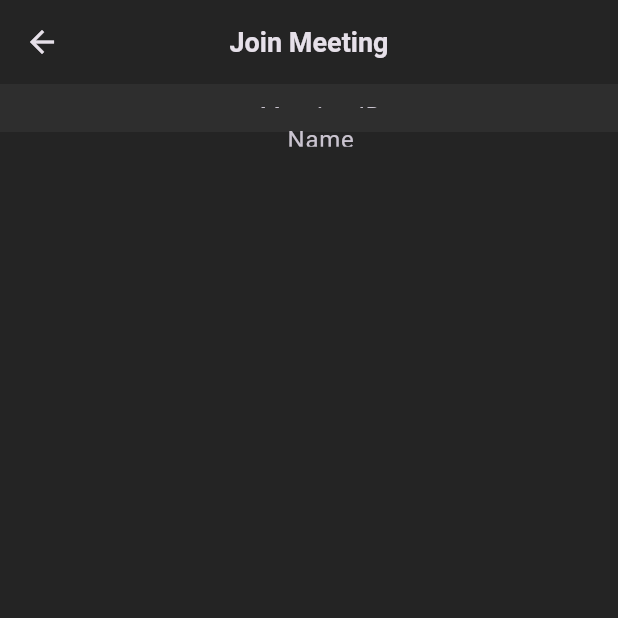
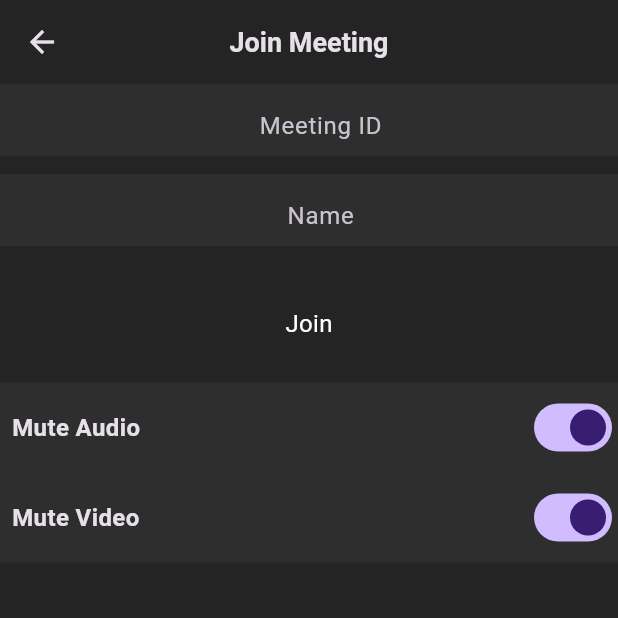
Before and after one commit to Adnanadu/zoom_clone, a Flutter app: the VideoCallPage screen opened by its route, on a phone screen of 412 x 824 dp, the top half of it. Run offline on Flutter 3.47's test engine with Material 3 defaults, Android fonts, the phone set to English and light mode, and no system bars; our stand-ins replace cloud_firestore, firebase_auth, firebase_core, flutter_hooks, google_sign_in; missing offline and left inert: jitsi_meet_flutter_sdk; accounts and stored records are empty.

Commit message:
added Muted audio and video Switches

```diff
--- a/lib/feature/homePage/view/pages/video_call_page.dart
+++ b/lib/feature/homePage/view/pages/video_call_page.dart
@@ -2,16 +2,38 @@ import 'package:flutter/material.dart';
 import 'package:flutter_hooks/flutter_hooks.dart';
 import 'package:zoom_clone/core/services/auth_services.dart';
 import 'package:zoom_clone/core/theme_data/colors.dart';
+import 'package:zoom_clone/feature/homePage/view/widgets/meeting_option_widget.dart';
 
 class VideoCallPage extends HookWidget {
   const VideoCallPage({super.key});
 
   @override
   Widget build(BuildContext context) {
+    //Controllers
     final AuthServices authServices = AuthServices();
     final TextEditingController meetinIdController = useTextEditingController();
     final TextEditingController nameController =
         useTextEditingController(text: authServices.user.displayName ?? 'user');
+
+    //states
+    final onAudioMute = useState<bool>(true);
+    final onVideoMute = useState<bool>(true);
+
+    ///Function
+    ///onAudioMute
+
+    isAudioMuted(bool val) {
+      onAudioMute.value = val;
+    }
+
+    ///onVideoMute
+    isVideoMuted(bool val) {
+      onVideoMute.value = val;
+    }
+
+    ///Join Meeting
+    joinMeeting() {}
+
     return Scaffold(
       appBar: AppBar(
         centerTitle: true,
@@ -25,7 +47,7 @@ class VideoCallPage extends HookWidget {
       body: Column(
         children: [
           SizedBox(
-            height: 16,
+            height: 60,
             child: TextField(
               controller: meetinIdController,
               maxLines: 1,
@@ -41,7 +63,7 @@ class VideoCallPage extends HookWidget {
             ),
           ),
           SizedBox(
-            height: 16,
+            height: 60,
             child: TextField(
               controller: nameController,
               maxLines: 1,
@@ -56,6 +78,32 @@ class VideoCallPage extends HookWidget {
               ),
             ),
           ),
+          SizedBox(
+            height: 20,
+          ),
+          InkWell(
+            onTap: joinMeeting,
+            child: Padding(
+              padding: EdgeInsets.all(8),
+              child: Text(
+                "Join",
+                style: TextStyle(color: Colors.white, fontSize: 16),
+              ),
+            ),
+          ),
+          SizedBox(
+            height: 20,
+          ),
+          MeetingOptionWidget(
+            text: "Mute Audio",
+            isMute: onAudioMute.value,
+            onChanged: isAudioMuted,
+          ),
+          MeetingOptionWidget(
+            text: "Mute Video",
+            isMute: onVideoMute.value,
+            onChanged: isVideoMuted,
+          ),
         ],
       ),
     );
--- /dev/null
+++ b/lib/feature/homePage/view/widgets/meeting_option_widget.dart
@@ -0,0 +1,36 @@
+import 'package:flutter/material.dart';
+import 'package:zoom_clone/core/theme_data/colors.dart';
+
+class MeetingOptionWidget extends StatelessWidget {
+  final String text;
+  final bool isMute;
+  final Function(bool) onChanged;
+  const MeetingOptionWidget({
+    super.key,
+    required this.text,
+    required this.isMute,
+    required this.onChanged,
+  });
+
+  @override
+  Widget build(BuildContext context) {
+    return Container(
+      height: 60,
+      color: ColorPalette.secondaryBackgroundColor,
+      child: Row(
+        mainAxisAlignment: MainAxisAlignment.spaceBetween,
+        children: [
+          Padding(
+            padding: const EdgeInsets.all(8.0),
+            child: Text(text,
+                style: const TextStyle(
+                  fontSize: 16,
+                  fontWeight: FontWeight.bold,
+                )),
+          ),
+          Switch.adaptive(value: isMute, onChanged: onChanged)
+        ],
+      ),
+    );
+  }
+}
```
